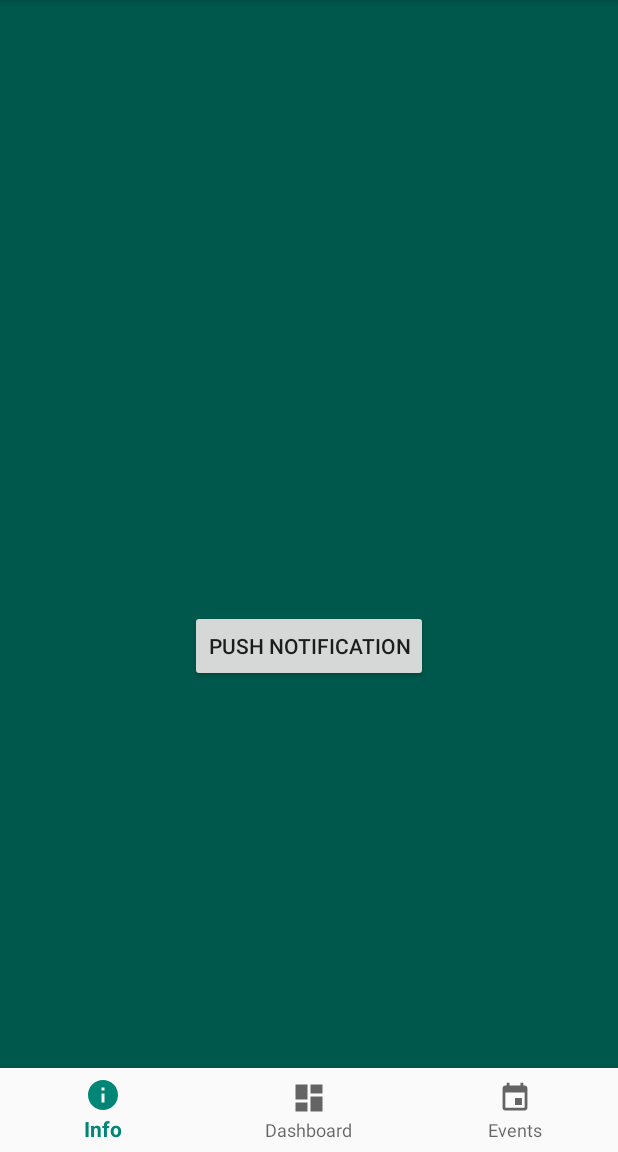
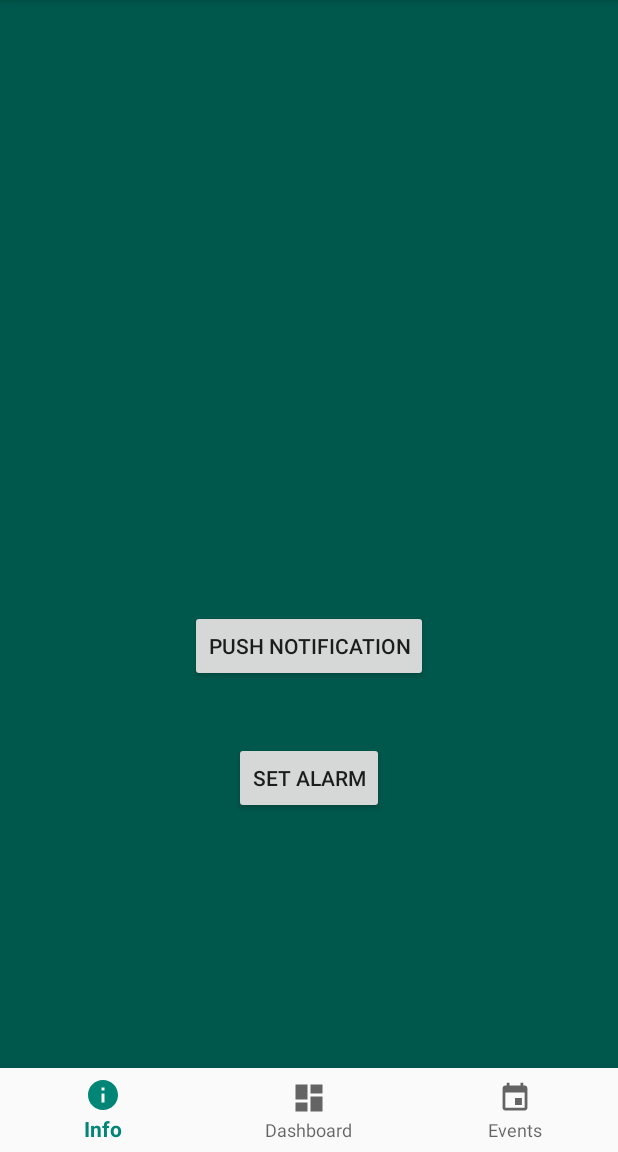
Before and after one commit to Konradszk/MoveIt, an Android app: the screen it shows after launch (MainActivity), after a tap on "PUSH NOTIFICATION", on a phone screen of 412 x 824 dp, the part 84-1236 px from its top. Run offline under Robolectric (Android 15) with nearby library versions, the phone set to English and light mode, and no system bars.

Commit message:
- alarm controller - event Provider - location Provider as Foreground Service - new notif. channel

```diff
--- a/app/src/main/AndroidManifest.xml
+++ b/app/src/main/AndroidManifest.xml
@@ -1,6 +1,7 @@
 <?xml version="1.0" encoding="utf-8"?>
 <manifest xmlns:android="http://schemas.android.com/apk/res/android"
           package="dev.szczepaniak.moveit">
+    <uses-permission android:name="android.permission.FOREGROUND_SERVICE"/>
     <uses-permission android:name="android.permission.READ_CALENDAR" />
     <uses-permission android:name="android.permission.WRITE_CALENDAR" />
     <uses-permission android:name="android.permission.ACCESS_COARSE_LOCATION"/>
@@ -22,6 +23,7 @@
                 <category android:name="android.intent.category.LAUNCHER"/>
             </intent-filter>
         </activity>
+        <service android:name=".presenters.LocationProvider"></service>
     </application>
 
 </manifest>
--- a/app/src/main/java/dev/szczepaniak/moveit/utils/NotificationFactory.kt
+++ b/app/src/main/java/dev/szczepaniak/moveit/utils/NotificationFactory.kt
@@ -46,10 +46,16 @@ class NotificationFactory {
 
     @RequiresApi(Build.VERSION_CODES.O)
     fun createNotificationChannels(context: Context) {
-        val channelId = context.getString(R.string.notification_channel_default_id)
-        val channelName = context.getString(R.string.notification_channel_default_name)
-        NotificationChannel(channelId, channelName, NotificationManager.IMPORTANCE_DEFAULT)
+        val channelDefaultId = context.getString(R.string.notification_channel_default_id)
+        val channelDefaultName = context.getString(R.string.notification_channel_default_name)
+
+        val channelLocationId = context.getString(R.string.notification_channel_location_id)
+        val channelLocationName = context.getString(R.string.notification_channel_location_name)
+
+        NotificationChannel(channelDefaultId, channelDefaultName, NotificationManager.IMPORTANCE_DEFAULT)
             .let { context.notificationManager?.createNotificationChannel(it) }
+        NotificationChannel(channelLocationId,channelLocationName,NotificationManager.IMPORTANCE_MIN)
+            .let {context.notificationManager?.createNotificationChannel(it)}
     }
 
     private val Context.notificationManager: NotificationManager?
--- a/app/src/main/res/layout/info_layout.xml
+++ b/app/src/main/res/layout/info_layout.xml
@@ -16,6 +16,13 @@
             app:layout_constraintRight_toRightOf="parent"
             app:layout_constraintTop_toTopOf="parent"
             app:layout_constraintWidth_percent=".5"
-            tools:layout_editor_absoluteX="161dp"
             android:layout_marginTop="93dp"/>
+    <Button
+            android:text="@string/set_alarm"
+            android:layout_width="wrap_content"
+            android:layout_height="wrap_content"
+            app:layout_constraintLeft_toLeftOf="parent"
+            app:layout_constraintRight_toRightOf="parent"
+            tools:layout_editor_absoluteX="161dp" android:id="@+id/set_alarm" android:layout_marginTop="40dp"
+            app:layout_constraintTop_toBottomOf="@+id/push_not"/>
 </android.support.constraint.ConstraintLayout>
--- a/app/src/main/res/values/strings.xml
+++ b/app/src/main/res/values/strings.xml
@@ -7,7 +7,10 @@
     <string name="title_events">Events</string>
 
     <string name="notification_channel_default_id">default</string>
+    <string name="notification_channel_location_id">location</string>
+    <string name="notification_channel_location_name">Location check</string>
     <string name="notification_channel_default_name">Domyślne</string>
     <string name="hello_blank_fragment">Hello blank fragment</string>
     <string name="push_notification">Push notification</string>
+    <string name="set_alarm">set alarm</string>
 </resources>
```
Also changed, not shown: app/src/main/java/dev/szczepaniak/moveit/controller/AlarmController.kt (+29 -1 lines), app/src/main/java/dev/szczepaniak/moveit/fragments/InfoFragment.kt (+7 -0 lines), app/src/main/java/dev/szczepaniak/moveit/presenters/EventProvider.kt (+17 -9 lines), app/src/main/java/dev/szczepaniak/moveit/presenters/LocationProvider.kt (+46 -6 lines).
